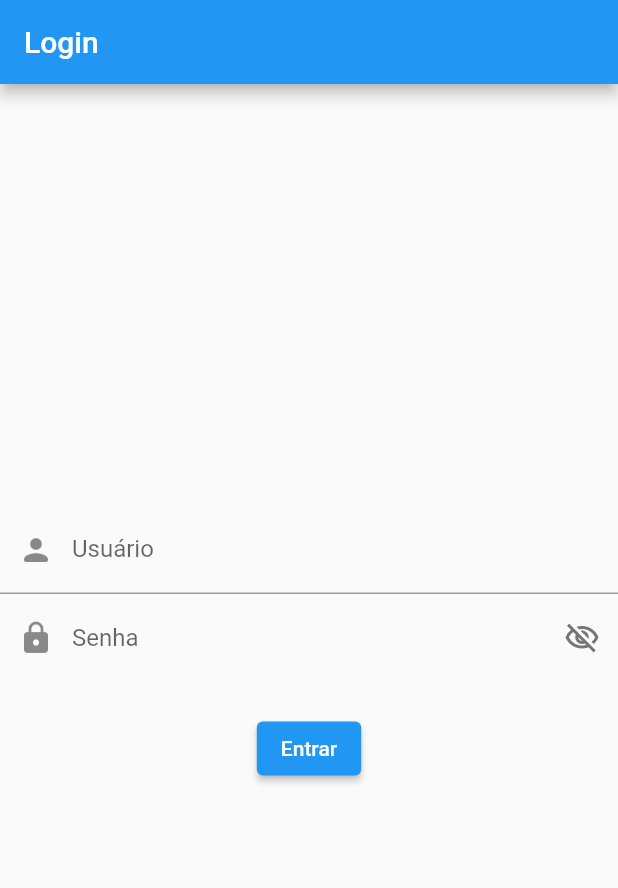
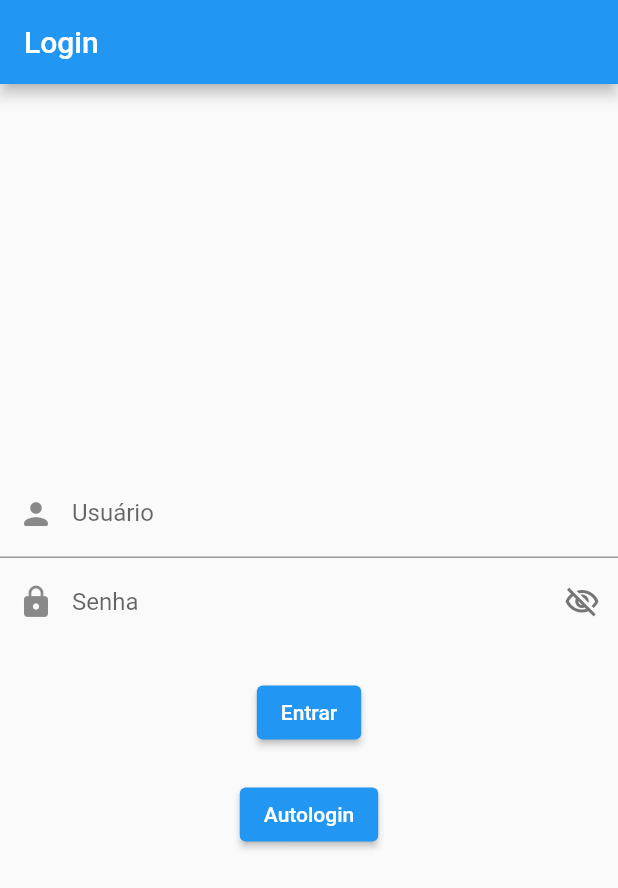
Before and after one commit to RVairoletto/prototipo-navegacao, a Flutter app: the screen it shows after launch, on a phone screen of 412 x 824 dp. Shown: the top 888 px of the screen. Run offline on Flutter 3.47's test engine with Material 2 defaults, Android fonts, the phone set to English and light mode, and no system bars.

Commit message:
autologin implementado

```diff
--- a/lib/view/login.dart
+++ b/lib/view/login.dart
@@ -94,6 +94,11 @@ class _LoginViewState extends State<LoginView> {
                     child: const Text("Entrar"),
                   ),
                 ),
+                //Autologin pra testes
+                ElevatedButton(
+                  onPressed: (() => Navigator.pushReplacementNamed(context, Routes.homePage)),
+                  child: const Text('Autologin')
+                ),
               ],
             ),
           ),
```
Also changed, not shown: pubspec.lock.
